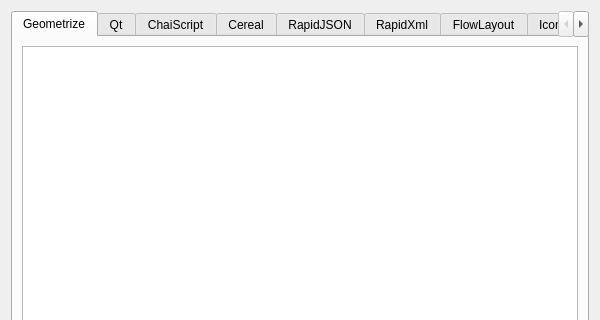
Tw1ddle/geometrize, file Geometrize/dialog/licensedialog.ui: the form before one commit; both pictures show x 0 to 600 and y 0 to 320 of the 600 by 500 pixel window.
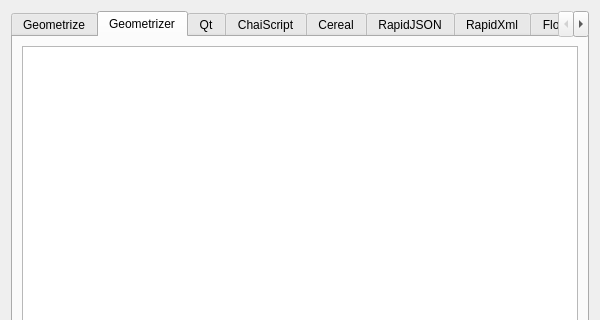
The form after the commit.

Patch:
```diff
--- a/Geometrize/dialog/licensedialog.ui
+++ b/Geometrize/dialog/licensedialog.ui
@@ -32,7 +32,7 @@
    <item>
     <widget class="QTabWidget" name="tabWidget">
      <property name="currentIndex">
-      <number>0</number>
+      <number>1</number>
      </property>
      <widget class="QWidget" name="Geometrize">
       <attribute name="title">
@@ -51,6 +51,16 @@
        </item>
       </layout>
      </widget>
+     <widget class="QWidget" name="Geometrizer">
+      <attribute name="title">
+       <string notr="true">Geometrizer</string>
+      </attribute>
+      <layout class="QVBoxLayout" name="verticalLayout_11">
+       <item>
+        <widget class="QTextBrowser" name="geometrizerLicense"/>
+       </item>
+      </layout>
+     </widget>
      <widget class="QWidget" name="Qt">
       <attribute name="title">
        <string notr="true">Qt</string>
```
